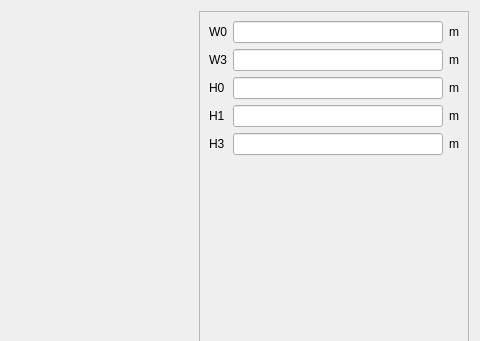
First picture: the form in pyleecan/GUI/Dialog/DMachineSetup/SWSlot/PWSlot14/PWSlot14.ui, repository Eomys/pyleecan, before the edit; both pictures show x 405 to 885 and y 0 to 341 of the 885 by 470 pixel window.
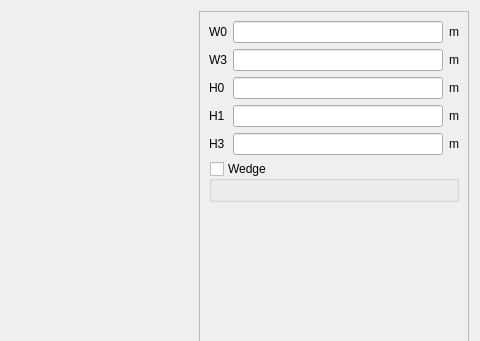
Second picture: the form after the edit. Icons and pictures are not drawn. Custom widgets are drawn as their Qt base class.

Commit message: [NF] Adding wedges in the GUI

What changed in the file:
```diff
--- a/pyleecan/GUI/Dialog/DMachineSetup/SWSlot/PWSlot14/PWSlot14.ui
+++ b/pyleecan/GUI/Dialog/DMachineSetup/SWSlot/PWSlot14/PWSlot14.ui
@@ -84,7 +84,7 @@
         <height>446</height>
        </rect>
       </property>
-      <layout class="QVBoxLayout" name="verticalLayout">
+      <layout class="QVBoxLayout" name="verticalLayout_3">
        <item>
         <layout class="QGridLayout" name="gridLayout">
          <item row="0" column="0">
@@ -174,6 +174,31 @@
          </item>
         </layout>
        </item>
+       <item>
+        <widget class="QGroupBox" name="g_wedge">
+         <property name="title">
+          <string>Wedge</string>
+         </property>
+         <property name="checkable">
+          <bool>true</bool>
+         </property>
+         <property name="checked">
+          <bool>false</bool>
+         </property>
+         <layout class="QVBoxLayout" name="verticalLayout">
+          <item>
+           <widget class="WMatSelectV" name="w_wedge_mat" native="true">
+            <property name="minimumSize">
+             <size>
+              <width>100</width>
+              <height>0</height>
+             </size>
+            </property>
+           </widget>
+          </item>
+         </layout>
+        </widget>
+       </item>
        <item>
         <spacer name="verticalSpacer">
          <property name="orientation">
@@ -208,6 +233,12 @@
    <header>......GUI.Dialog.DMachineSetup.SWSlot.WWSlotOut.WWSlotOut.h</header>
    <container>1</container>
   </customwidget>
+  <customwidget>
+   <class>WMatSelectV</class>
+   <extends>QWidget</extends>
+   <header>......GUI.Dialog.DMatLib.WMatSelect.WMatSelectV.h</header>
+   <container>1</container>
+  </customwidget>
  </customwidgets>
  <tabstops>
   <tabstop>lf_W0</tabstop>
```
Left out of the diff: 2 changed lines with no effect on the pictures. The commit also changes 55 other files.
